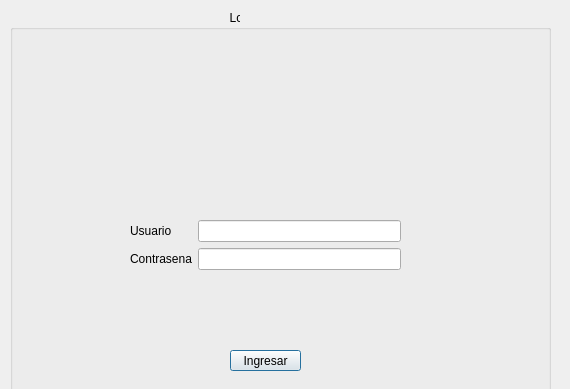
Qt form Programa/ui_files/LoginDialog.ui (fr4j4/TrabajoTallerConstruccionSw) before a commit.
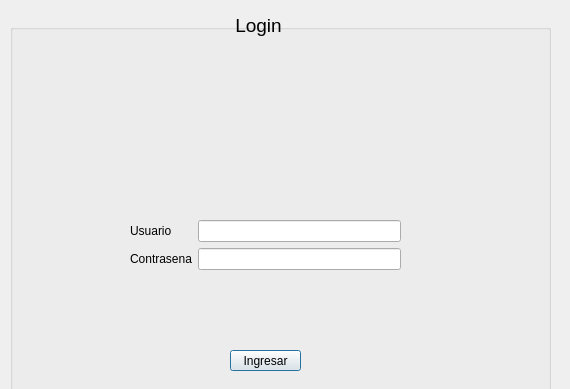
The same form after that commit. Icons and pictures are not drawn.

Patch:
```diff
--- a/Programa/ui_files/LoginDialog.ui
+++ b/Programa/ui_files/LoginDialog.ui
@@ -23,7 +23,7 @@
     </rect>
    </property>
    <property name="title">
-    <string>                                                                  Login</string>
+    <string>                                                                 </string>
    </property>
    <widget class="QWidget" name="formLayoutWidget_3">
     <property name="geometry">
@@ -105,6 +105,27 @@
      <string/>
     </property>
    </widget>
+   <widget class="QLabel" name="label_2">
+    <property name="geometry">
+     <rect>
+      <x>220</x>
+      <y>0</y>
+      <width>71</width>
+      <height>31</height>
+     </rect>
+    </property>
+    <property name="font">
+     <font>
+      <pointsize>14</pointsize>
+     </font>
+    </property>
+    <property name="styleSheet">
+     <string notr="true">color:black;</string>
+    </property>
+    <property name="text">
+     <string> Login</string>
+    </property>
+   </widget>
   </widget>
  </widget>
  <resources/>
```
Left out of the diff: 6 changed lines with no effect on the pictures.
